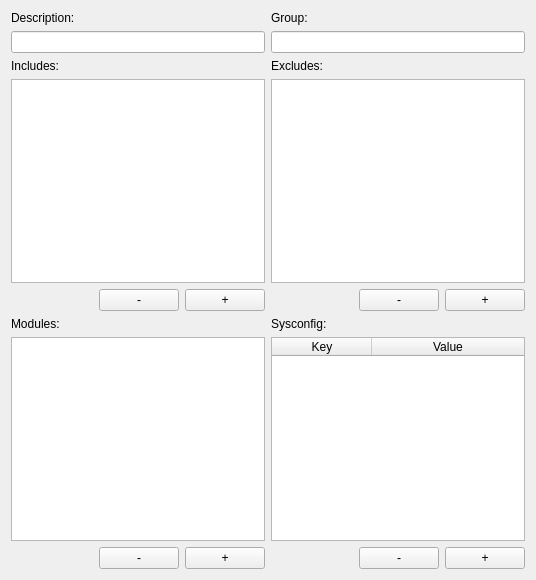
mlz-ictrl/nicos, file tools/setupfiletool/ui/widgetsetup.ui: the form before one commit.
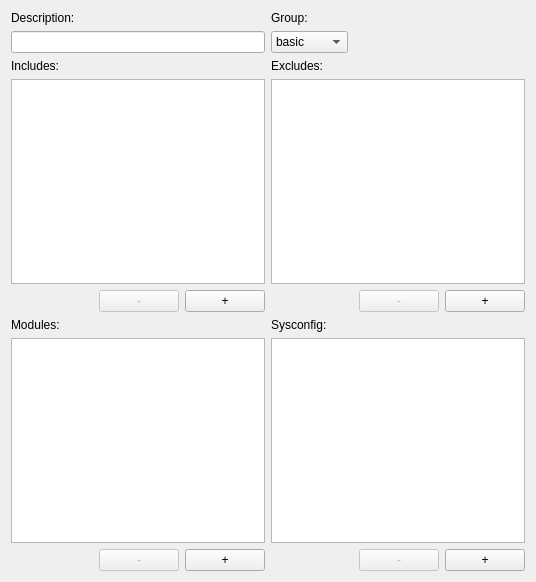
The form after the commit.

Commit message:
tools/setupfiletool: Load data into GUI
Tool can now load data from a setup into the appropriate widgets.
No edits are saved yet.

```diff
--- a/tools/setupfiletool/ui/widgetsetup.ui
+++ b/tools/setupfiletool/ui/widgetsetup.ui
@@ -7,7 +7,7 @@
     <x>0</x>
     <y>0</y>
     <width>536</width>
-    <height>580</height>
+    <height>582</height>
    </rect>
   </property>
   <property name="windowTitle">
@@ -32,7 +32,50 @@
     <widget class="QLineEdit" name="lineEditDescription"/>
    </item>
    <item row="1" column="1">
-    <widget class="QLineEdit" name="lineEditGroup"/>
+    <layout class="QHBoxLayout" name="horizontalLayoutGroupComboBox">
+     <item>
+      <widget class="QComboBox" name="comboBoxGroup">
+       <item>
+        <property name="text">
+         <string>basic</string>
+        </property>
+       </item>
+       <item>
+        <property name="text">
+         <string>optional</string>
+        </property>
+       </item>
+       <item>
+        <property name="text">
+         <string>plugplay</string>
+        </property>
+       </item>
+       <item>
+        <property name="text">
+         <string>lowlevel</string>
+        </property>
+       </item>
+       <item>
+        <property name="text">
+         <string>special</string>
+        </property>
+       </item>
+      </widget>
+     </item>
+     <item>
+      <spacer name="horizontalSpacerGroupComboBox">
+       <property name="orientation">
+        <enum>Qt::Horizontal</enum>
+       </property>
+       <property name="sizeHint" stdset="0">
+        <size>
+         <width>68</width>
+         <height>20</height>
+        </size>
+       </property>
+      </spacer>
+     </item>
+    </layout>
    </item>
    <item row="2" column="0">
     <widget class="QLabel" name="labelIncludes">
@@ -71,6 +114,9 @@
      </item>
      <item>
       <widget class="QPushButton" name="pushButtonRemoveInclude">
+       <property name="enabled">
+        <bool>false</bool>
+       </property>
        <property name="text">
         <string>-</string>
        </property>
@@ -102,6 +148,9 @@
      </item>
      <item>
       <widget class="QPushButton" name="pushButtonRemoveExclude">
+       <property name="enabled">
+        <bool>false</bool>
+       </property>
        <property name="text">
         <string>-</string>
        </property>
@@ -133,23 +182,6 @@
    <item row="6" column="0">
     <widget class="QListWidget" name="listWidgetModules"/>
    </item>
-   <item row="6" column="1">
-    <widget class="QTableWidget" name="tableWidgetSysconfig">
-     <attribute name="horizontalHeaderStretchLastSection">
-      <bool>true</bool>
-     </attribute>
-     <column>
-      <property name="text">
-       <string>Key</string>
-      </property>
-     </column>
-     <column>
-      <property name="text">
-       <string>Value</string>
-      </property>
-     </column>
-    </widget>
-   </item>
    <item row="7" column="0">
     <layout class="QHBoxLayout" name="horizontalLayoutModuleButtons" stretch="5,0,0">
      <item>
@@ -167,6 +199,9 @@
      </item>
      <item>
       <widget class="QPushButton" name="pushButtonRemoveModule">
+       <property name="enabled">
+        <bool>false</bool>
+       </property>
        <property name="text">
         <string>-</string>
        </property>
@@ -198,6 +233,9 @@
      </item>
      <item>
       <widget class="QPushButton" name="pushButtonRemoveSysconfig">
+       <property name="enabled">
+        <bool>false</bool>
+       </property>
        <property name="text">
         <string>-</string>
        </property>
@@ -212,6 +250,21 @@
      </item>
     </layout>
    </item>
+   <item row="6" column="1">
+    <widget class="QTreeWidget" name="treeWidgetSysconfig">
+     <property name="expandsOnDoubleClick">
+      <bool>false</bool>
+     </property>
+     <attribute name="headerVisible">
+      <bool>false</bool>
+     </attribute>
+     <column>
+      <property name="text">
+       <string>Sysconfig</string>
+      </property>
+     </column>
+    </widget>
+   </item>
   </layout>
   <zorder>labelExcludes</zorder>
   <zorder>labelIncludes</zorder>
```
Left out of the diff: 5 changed lines with no effect on the pictures. The commit also changes 3 other files.
